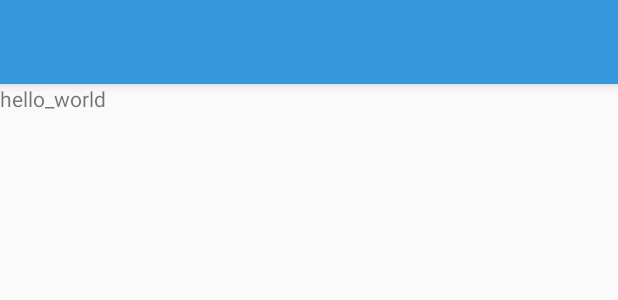
After one commit to DimosGu/kyle-juhe-weather, an Android app: the layout activity_settings.xml on its own in the app's theme, with its tools: preview values and no code run, on a phone screen of 412 x 824 dp. The commit adds this screen. Shown: the top 300 px of the screen. Run offline under Robolectric (Android 15) with nearby library versions, the phone set to English and light mode, and no system bars.

```diff
--- /dev/null
+++ b/app/src/main/res/layout/activity_settings.xml
@@ -0,0 +1,24 @@
+<LinearLayout xmlns:android="http://schemas.android.com/apk/res/android"
+    xmlns:app="http://schemas.android.com/apk/res-auto"
+    xmlns:tools="http://schemas.android.com/tools"
+    android:layout_width="match_parent"
+    android:layout_height="match_parent"
+    android:orientation="vertical"
+    tools:context="com.kyletung.kylejuheweather.SettingsActivity">
+
+    <android.support.v7.widget.Toolbar
+        android:id="@+id/toolbar"
+        android:layout_width="match_parent"
+        android:layout_height="wrap_content"
+        android:background="@color/toolbar_background"
+        android:elevation="5dp"
+        android:minHeight="?attr/actionBarSize"
+        app:popupTheme="@style/ThemeOverlay.AppCompat.Light"
+        app:theme="@style/ThemeOverlay.AppCompat.Dark.ActionBar" />
+
+    <TextView
+        android:layout_width="wrap_content"
+        android:layout_height="wrap_content"
+        android:text="hello_world" />
+
+</LinearLayout>
--- a/app/src/main/res/layout/drawer_menu.xml
+++ b/app/src/main/res/layout/drawer_menu.xml
@@ -20,11 +20,8 @@
             android:layout_width="wrap_content"
             android:layout_height="wrap_content"
             android:layout_alignParentBottom="true"
-            android:layout_alignParentEnd="true"
-            android:layout_alignParentRight="true"
             android:layout_margin="16dp"
             android:text="@string/drawer_menu_head_text"
-            android:textColor="#eee"
             android:textSize="16sp" />
 
     </RelativeLayout>
@@ -34,6 +31,7 @@
         android:layout_height="wrap_content"
         android:layout_margin="8dp"
         android:text="@string/city"
+        android:gravity="end"
         android:textColor="#888888"
         android:textSize="24sp" />
 
@@ -71,6 +69,7 @@
         android:background="@drawable/separate_line" />
 
     <TextView
+        android:id="@+id/menu_settings"
         android:layout_width="match_parent"
         android:layout_height="wrap_content"
         android:layout_margin="8dp"
--- a/app/src/main/res/values-v21/styles.xml
+++ b/app/src/main/res/values-v21/styles.xml
@@ -17,4 +17,10 @@
         <item name="colorAccent">@color/color_accent</item>
     </style>
 
+    <style name="SettingsActivityTheme" parent="Theme.AppCompat.Light.NoActionBar">
+        <item name="colorPrimaryDark">@color/toolbar_background</item>
+        <item name="colorAccent">@color/color_accent</item>
+
+    </style>
+
 </resources>
--- a/app/src/main/res/values/colors.xml
+++ b/app/src/main/res/values/colors.xml
@@ -19,5 +19,6 @@
     <color name="weather_fragment_background">#eee</color>
     <color name="city_search_text_hint">#ddd</color>
     <color name="city_search_bar">#3080c0</color>
+    <color name="widget_text_color">#777</color>
 
 </resources>
--- a/app/src/main/res/values/strings.xml
+++ b/app/src/main/res/values/strings.xml
@@ -2,7 +2,6 @@
     <string name="app_name">天气</string>
     <string name="drawer_toggle_open">Open</string>
     <string name="drawer_toggle_close">Close</string>
-    <string name="hello_blank_fragment">Hello blank fragment</string>
     <string name="drawer_menu_head_text">因天气\n好心情</string>
     <string name="add_city">Add City</string>
     <string name="city">城市</string>
@@ -10,7 +9,7 @@
     <string name="weather_publish_time">Weather Pulish Time</string>
     <string name="title_activity_city_list">CityListActivity</string>
 
-    <string name="hello_world">Hello world!</string>
     <string name="select_city">选择城市</string>
     <string name="input_city_name">请输入城市或者地区名称</string>
+    <string name="title_activity_settings">SettingsActivity</string>
 </resources>
--- a/app/src/main/res/values/styles.xml
+++ b/app/src/main/res/values/styles.xml
@@ -12,4 +12,9 @@
         <item name="colorAccent">@color/color_accent</item>
     </style>
 
+    <style name="SettingsActivityTheme" parent="Theme.AppCompat.Light.NoActionBar">
+
+        <item name="colorAccent">@color/color_accent</item>
+    </style>
+
 </resources>
```
Also changed, not shown: app/src/main/AndroidManifest.xml (+21 -3 lines), app/src/main/java/com/kyletung/kylejuheweather/DesktopWidget.java (added, +116 -0 lines), app/src/main/java/com/kyletung/kylejuheweather/MainActivity.java (+12 -1 lines), app/src/main/java/com/kyletung/kylejuheweather/SettingsActivity.java (added, +30 -0 lines), app/src/main/res/layout/fragment_weather.xml (+12 -1 lines), app/src/main/res/layout/widget_layout.xml (added, +91 -0 lines), app/src/main/res/xml/widget_provider.xml (added, +9 -0 lines), app/src/main/res/drawable/head.jpg (added), app/src/main/res/drawable/head.png (deleted), app/src/main/res/drawable/init_layout.jpg (added), app/src/main/res/drawable/init_layout.png (deleted), app/src/main/res/drawable/weather_background.jpg (added), app/src/main/res/drawable/widget_background.jpg (added), 1 other file.
